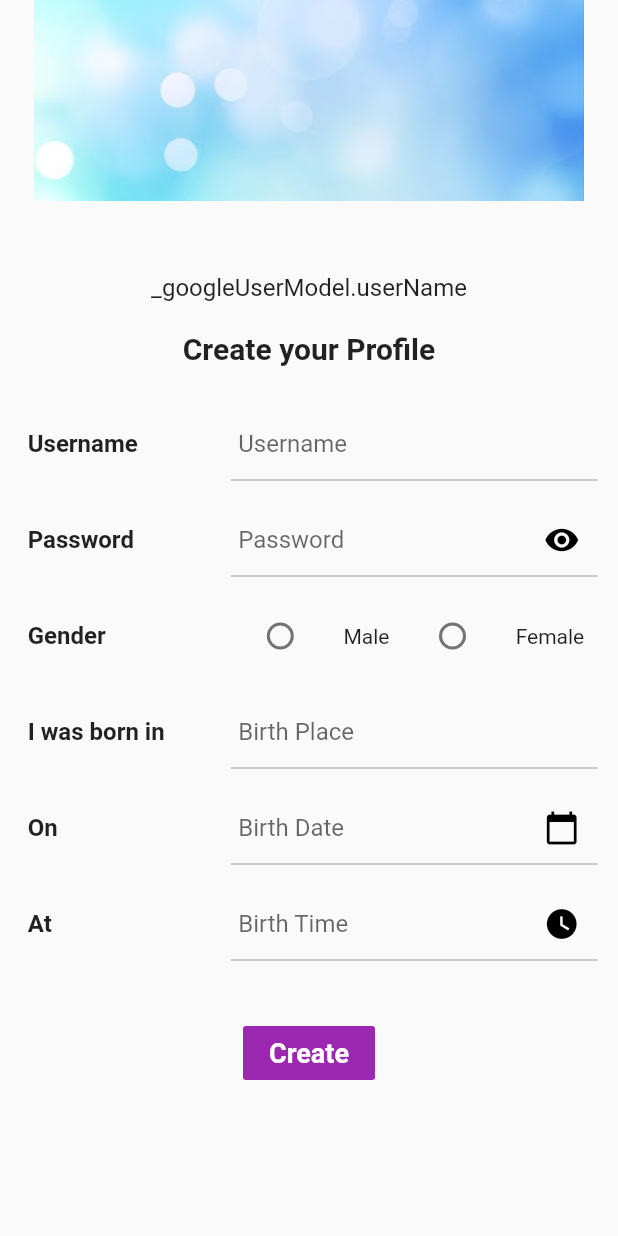
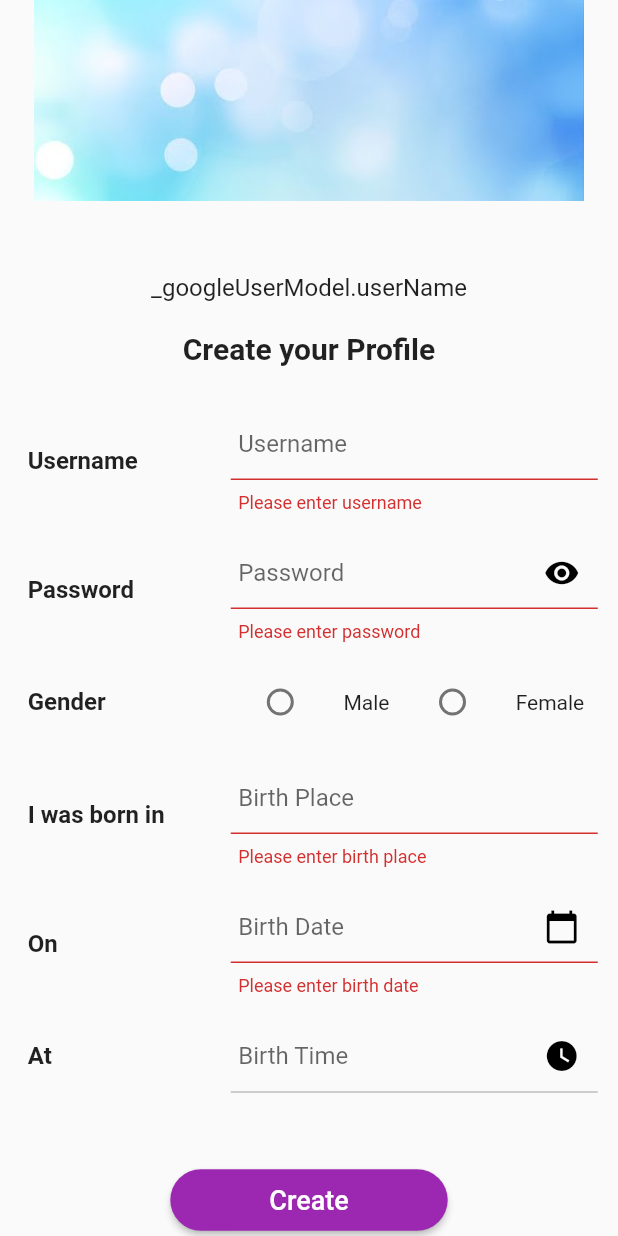
Before and after one commit to Anurag845/Social-Media-Frontend, a Flutter app: the screen it shows after launch, after a tap on "Create", on a phone screen of 412 x 824 dp. Run offline on Flutter 3.47's test engine with Material 2 defaults, Android fonts, the phone set to English and light mode, and no system bars; drawn by our look-alikes of overlay_support; our stand-ins replace bubble, cached_network_image, camera, carousel_slider, file, file_picker and 23 more; missing offline and left inert: admob_flutter, flutter_ffmpeg, flutter_ijkplayer, flutter_sound, photofilters, pinch_zoom_image_updated and 3 more; accounts and stored records are empty.

Commit message:
create profile

```diff
--- a/lib/pages/CreateProfile.dart
+++ b/lib/pages/CreateProfile.dart
@@ -297,6 +297,7 @@ class _SignUpPageState extends State<SignUpPage> {
 }*/
 
 import 'package:flutter/material.dart';
+import 'package:fluttertoast/fluttertoast.dart';
 import 'package:intl/intl.dart';
 import 'package:navras/models/GoogleUserModel.dart';
 import 'package:navras/providers/AuthProvider.dart';
@@ -319,7 +320,8 @@ class _CreateProfileState extends State<CreateProfile> {
   DateTime _birthDate;
   TimeOfDay _birthTime;
 
-  bool passwordVisible = false;
+  bool passwordVisible = true;
+  final _formKey = GlobalKey<FormState>();
 
   @override
   void initState() {
@@ -372,6 +374,7 @@ class _CreateProfileState extends State<CreateProfile> {
               )
             ),
             Form(
+              key: _formKey,
               child: Column(
                 children: <Widget>[
                   Padding(
@@ -403,6 +406,12 @@ class _CreateProfileState extends State<CreateProfile> {
                               ),
                               hintText: "Username"
                             ),
+                            validator: (value) {
+                              if(value.isEmpty)
+                                return "Please enter username";
+                              else
+                                return null;
+                            },
                           ),
                         )
                       ],
@@ -439,9 +448,9 @@ class _CreateProfileState extends State<CreateProfile> {
                               hintText: "Password",
                               suffixIcon: IconButton(
                                 icon: Icon(
-                                      passwordVisible ?
-                                      Icons.visibility_off :
-                                      Icons.visibility
+                                  passwordVisible
+                                  ? Icons.visibility
+                                  : Icons.visibility_off
                                 ),
                                 onPressed: () {
                                   setState(() {
@@ -452,6 +461,17 @@ class _CreateProfileState extends State<CreateProfile> {
                               )
                             ),
                             obscureText: passwordVisible,
+                            validator: (value) {
+                              if(value.isEmpty) {
+                                return "Please enter password";
+                              }
+                              else if(value.length < 8) {
+                                return "Password should be minimum 8 characters long";
+                              }
+                              else {
+                                return null;
+                              }
+                            },
                           ),
                         ),
                       ],
@@ -534,6 +554,14 @@ class _CreateProfileState extends State<CreateProfile> {
                               ),
                               hintText: "Birth Place"
                             ),
+                            validator: (value) {
+                              if(value.isEmpty) {
+                                return "Please enter birth place";
+                              }
+                              else{
+                                return null;
+                              }
+                            },
                           ),
                         )
                       ],
@@ -590,6 +618,14 @@ class _CreateProfileState extends State<CreateProfile> {
                                 }
                               )
                             ),
+                            validator: (value) {
+                              if(value.isEmpty) {
+                                return "Please enter birth date";
+                              }
+                              else {
+                                return null;
+                              }
+                            },
                           ),
                         )
                       ],
@@ -650,20 +686,28 @@ class _CreateProfileState extends State<CreateProfile> {
                     ),
                   ),
                   Padding(
-                    padding: EdgeInsets.all(30),
-                    child: FlatButton(
+                    padding: const EdgeInsets.all(40),
+                    child: RaisedButton(
+                      shape: RoundedRectangleBorder(
+                        borderRadius: new BorderRadius.circular(30.0),
+                      ),
                       color: Colors.purple,
+                      //minWidth: MediaQuery.of(context).size.width,
+                      onPressed: () {
+                        if(_formKey.currentState.validate()) {
+                          Fluttertoast.showToast(msg: "Form validated " + _usernameController.text);
+                        }
+                      },
+                      child: Padding(
+                        padding: EdgeInsets.fromLTRB(50, 10, 50, 10),
                         child: Text(
                           "Create",
                           style: TextStyle(
                             fontSize: 18,
-                          fontWeight: FontWeight.bold,
                             color: Colors.white
                           ),
                         ),
-                      onPressed: () {
-
-                      },
+                      ),
                     ),
                   )
                 ],
```
Lines whose indentation alone changed are shown as unchanged.
